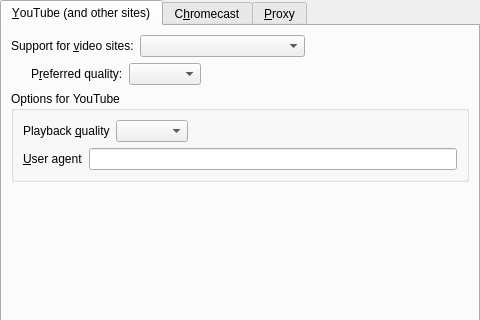
Old version of the form src/prefnetwork.ui in the repository smplayer-dev/smplayer; both pictures show x 0 to 480 and y 0 to 320 of the 480 by 514 pixel window.
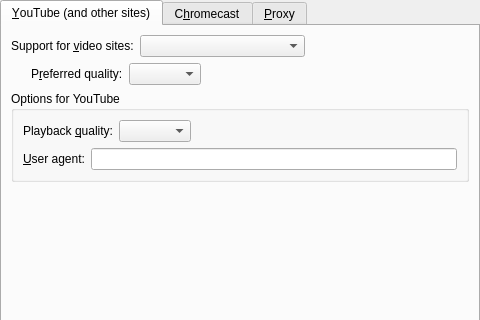
New version of the form.

Commit message: Add 2K and 4K to the resolution combobox

```diff
--- a/src/prefnetwork.ui
+++ b/src/prefnetwork.ui
@@ -123,7 +123,7 @@
             <item>
              <widget class="QLabel" name="yt_label">
               <property name="text">
-               <string>Playback &amp;quality</string>
+               <string>Playback &amp;quality:</string>
               </property>
               <property name="buddy">
                <cstring>yt_resolution_combo</cstring>
@@ -153,7 +153,7 @@
             <item>
              <widget class="QLabel" name="yt_user_agent_label">
               <property name="text">
-               <string>&amp;User agent</string>
+               <string>&amp;User agent:</string>
               </property>
               <property name="buddy">
                <cstring>yt_user_agent_edit</cstring>
```
The commit also changes 1 other file.
